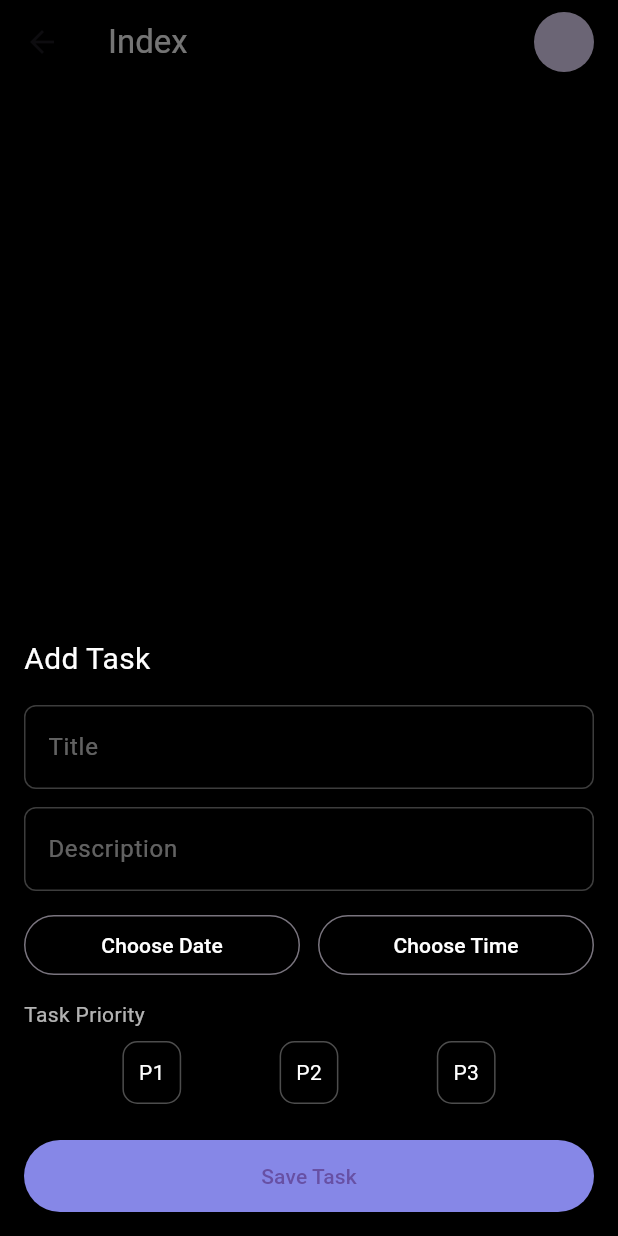
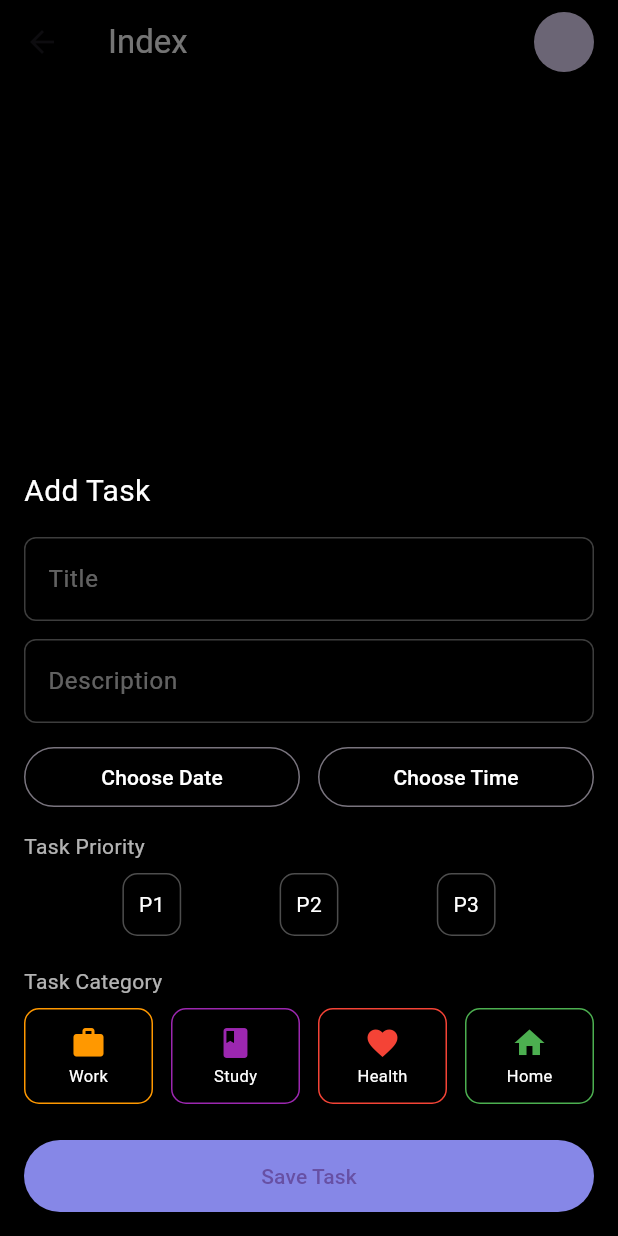
Before and after one commit to Hacettepe-ArGe/aigenda_mobile, a Flutter app: the HomeScreen screen opened by its route, after a tap on the "add" icon, on a phone screen of 412 x 824 dp. Run offline on Flutter 3.47's test engine with Material 3 defaults, Android fonts, the phone set to English and light mode, and no system bars; our stand-ins replace cloud_firestore, firebase_auth, firebase_core; accounts and stored records are empty.

Commit message:
Add files via upload

```diff
--- a/lib/widgets/add_task_modal.dart
+++ b/lib/widgets/add_task_modal.dart
@@ -1,5 +1,6 @@
 import 'package:flutter/material.dart';
 import '../models/task_model.dart';
+import '../models/category_model.dart';
 
 class AddTaskModal extends StatefulWidget {
   final Function(Task) onSave;
@@ -17,6 +18,14 @@ class _AddTaskModalState extends State<AddTaskModal> {
   DateTime? _selectedDate;
   TimeOfDay? _selectedTime;
   int? _selectedPriority;
+  Category? _selectedCategory;
+
+  final List<Category> _categoryOptions = [
+    Category(name: "Work", icon: Icons.work, color: Colors.orange),
+    Category(name: "Study", icon: Icons.book, color: Colors.purple),
+    Category(name: "Health", icon: Icons.favorite, color: Colors.red),
+    Category(name: "Home", icon: Icons.home, color: Colors.green),
+  ];
 
   void _pickDate() async {
     final now = DateTime.now();
@@ -25,10 +34,7 @@ class _AddTaskModalState extends State<AddTaskModal> {
       initialDate: now,
       firstDate: now,
       lastDate: now.add(const Duration(days: 365)),
-      builder: (context, child) => Theme(
-        data: ThemeData.dark(),
-        child: child!,
-      ),
+      builder: (context, child) => Theme(data: ThemeData.dark(), child: child!),
     );
     if (picked != null) setState(() => _selectedDate = picked);
   }
@@ -37,10 +43,7 @@ class _AddTaskModalState extends State<AddTaskModal> {
     final picked = await showTimePicker(
       context: context,
       initialTime: TimeOfDay.now(),
-      builder: (context, child) => Theme(
-        data: ThemeData.dark(),
-        child: child!,
-      ),
+      builder: (context, child) => Theme(data: ThemeData.dark(), child: child!),
     );
     if (picked != null) setState(() => _selectedTime = picked);
   }
@@ -62,10 +65,17 @@ class _AddTaskModalState extends State<AddTaskModal> {
       date: _selectedDate!,
       time: _selectedTime!,
       priority: _selectedPriority!,
+      category: _selectedCategory,
     );
 
     widget.onSave(newTask);
     Navigator.pop(context);
+  }
+
+  void _selectCategory(Category category) {
+    setState(() {
+      _selectedCategory = category;
+    });
   }
 
   @override
@@ -78,21 +88,18 @@ class _AddTaskModalState extends State<AddTaskModal> {
           children: [
             const Text('Add Task', style: TextStyle(color: Colors.white, fontSize: 20)),
             const SizedBox(height: 16),
-
             TextField(
               controller: _titleController,
               style: const TextStyle(color: Colors.white),
               decoration: _inputDecoration('Title'),
             ),
             const SizedBox(height: 12),
-
             TextField(
               controller: _descController,
               style: const TextStyle(color: Colors.white),
               decoration: _inputDecoration('Description'),
             ),
             const SizedBox(height: 12),
-
             Row(
               children: [
                 Expanded(
@@ -122,6 +129,7 @@ class _AddTaskModalState extends State<AddTaskModal> {
             ),
             const SizedBox(height: 12),
 
+            /// Priority
             const Text('Task Priority', style: TextStyle(color: Colors.white70)),
             const SizedBox(height: 8),
             Row(
@@ -143,8 +151,56 @@ class _AddTaskModalState extends State<AddTaskModal> {
                 );
               }),
             ),
+
+            const SizedBox(height: 20),
+
+            /// Category selector
+            const Text('Task Category', style: TextStyle(color: Colors.white70)),
+            const SizedBox(height: 8),
+            SizedBox(
+              height: 64,
+              child: ListView.separated(
+                scrollDirection: Axis.horizontal,
+                itemCount: _categoryOptions.length,
+                separatorBuilder: (_, __) => const SizedBox(width: 12),
+                itemBuilder: (_, index) {
+                  final cat = _categoryOptions[index];
+                  final isSelected = _selectedCategory == cat;
+                  return GestureDetector(
+                    onTap: () => _selectCategory(cat),
+                    child: Container(
+                      padding: const EdgeInsets.all(10),
+                      decoration: BoxDecoration(
+                        color: isSelected ? cat.color.withOpacity(0.4) : Colors.transparent,
+                        border: Border.all(color: cat.color),
+                        borderRadius: BorderRadius.circular(10),
+                      ),
+                        child: SizedBox(
+                          width: 64,
+                          height: 64,
+                          child: Column(
+                            mainAxisAlignment: MainAxisAlignment.center,
+                            children: [
+                              Icon(cat.icon, color: cat.color, size: 24),
+                              const SizedBox(height: 2),
+                              Flexible(
+                                child: Text(
+                                  cat.name,
+                                  style: const TextStyle(color: Colors.white, fontSize: 11),
+                                  overflow: TextOverflow.ellipsis,
+                                ),
+                              ),
+                            ],
+                          ),
+                        )
+
+                    ),
+                  );
+                },
+              ),
+            ),
+
             const SizedBox(height: 24),
-
             ElevatedButton(
               style: ElevatedButton.styleFrom(
                 backgroundColor: const Color(0xFF8687E7),
--- a/lib/widgets/task_tile.dart
+++ b/lib/widgets/task_tile.dart
@@ -30,16 +30,33 @@ class TaskTile extends StatelessWidget {
         child: Column(
           crossAxisAlignment: CrossAxisAlignment.start,
           children: [
-            /// Title
-            Text(
+            /// Top Row: Title + Category Icon
+            Row(
+              mainAxisAlignment: MainAxisAlignment.spaceBetween,
+              children: [
+                Expanded(
+                  child: Text(
                     task.title,
                     style: const TextStyle(
                       color: Colors.white,
                       fontSize: 18,
                       fontWeight: FontWeight.bold,
                     ),
+                    overflow: TextOverflow.ellipsis,
                   ),
-
+                ),
+                if (task.category != null)
+                  CircleAvatar(
+                    radius: 16,
+                    backgroundColor: task.category!.color.withOpacity(0.2),
+                    child: Icon(
+                      task.category!.icon,
+                      color: task.category!.color,
+                      size: 18,
+                    ),
+                  ),
+              ],
+            ),
             const SizedBox(height: 8),
 
             /// Description
@@ -51,7 +68,7 @@ class TaskTile extends StatelessWidget {
 
             const SizedBox(height: 12),
 
-            /// Date + Time + Priority row
+            /// Date + Time + Priority
             Row(
               mainAxisAlignment: MainAxisAlignment.spaceBetween,
               children: [
```
Lines whose indentation alone changed are shown as unchanged.
